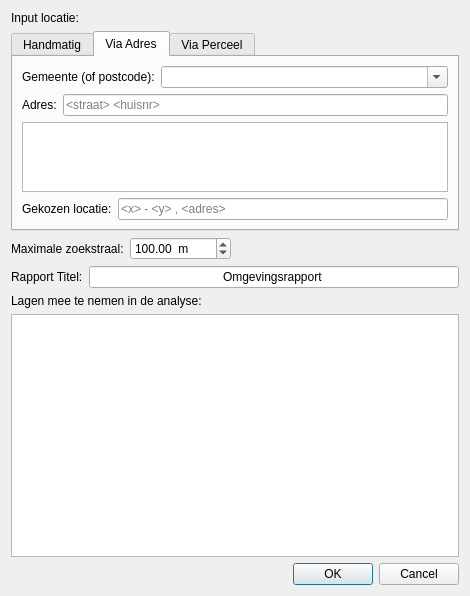
Above: ui_OmgevingsAnalyseDlg.ui from milieuinfo/OmgevingsAnalyse before the change. Below: the same form after it.
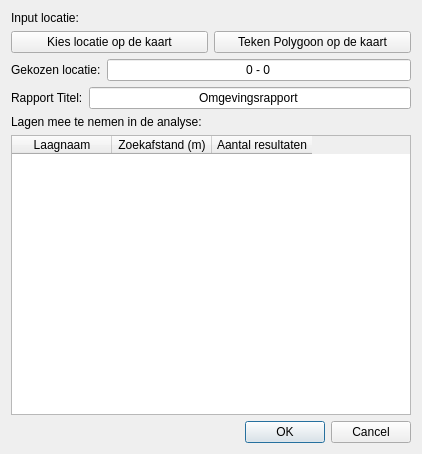
That is the form after the change. Icons and pictures are not drawn.

What changed in the file:
```diff
--- a/ui_OmgevingsAnalyseDlg.ui
+++ b/ui_OmgevingsAnalyseDlg.ui
@@ -6,8 +6,8 @@
    <rect>
     <x>0</x>
     <y>0</y>
-    <width>470</width>
-    <height>596</height>
+    <width>422</width>
+    <height>454</height>
    </rect>
   </property>
   <property name="windowTitle">
@@ -17,7 +17,7 @@
    <iconset resource="resources.qrc">
     <normaloff>:/plugins/OmgevingsAnalyse/img/icon.png</normaloff>:/plugins/OmgevingsAnalyse/img/icon.png</iconset>
   </property>
-  <layout class="QVBoxLayout" name="verticalLayout_3">
+  <layout class="QVBoxLayout" name="verticalLayout">
    <item>
     <widget class="QLabel" name="label_2">
      <property name="text">
@@ -26,205 +26,45 @@
     </widget>
    </item>
    <item>
-    <widget class="QTabWidget" name="inputLocationTabs">
-     <property name="maximumSize">
-      <size>
-       <width>16777215</width>
-       <height>200</height>
-      </size>
-     </property>
-     <property name="currentIndex">
-      <number>1</number>
-     </property>
-     <widget class="QWidget" name="manualLocationTab">
-      <attribute name="title">
-       <string>Handmatig</string>
-      </attribute>
-      <layout class="QVBoxLayout" name="verticalLayout_2">
-       <item>
-        <widget class="QPushButton" name="manualLocationBtn">
-         <property name="text">
-          <string>Kies locatie op de kaart</string>
-         </property>
-        </widget>
-       </item>
-       <item>
-        <widget class="QLabel" name="label_5">
-         <property name="text">
-          <string>Gekozen locatie:</string>
-         </property>
-        </widget>
-       </item>
-       <item>
-        <widget class="QLineEdit" name="manualLocationTxt">
-         <property name="text">
-          <string>0 - 0</string>
-         </property>
-         <property name="alignment">
-          <set>Qt::AlignCenter</set>
-         </property>
-         <property name="readOnly">
-          <bool>true</bool>
-         </property>
-        </widget>
-       </item>
-       <item>
-        <spacer name="verticalSpacer">
-         <property name="orientation">
-          <enum>Qt::Vertical</enum>
-         </property>
-         <property name="sizeHint" stdset="0">
-          <size>
-           <width>20</width>
-           <height>40</height>
-          </size>
-         </property>
-        </spacer>
-       </item>
-      </layout>
-     </widget>
-     <widget class="QWidget" name="adresLocationTab">
-      <attribute name="title">
-       <string>Via Adres</string>
-      </attribute>
-      <layout class="QVBoxLayout" name="verticalLayout">
-       <item>
-        <layout class="QHBoxLayout" name="horizontalLayout_5">
-         <item>
-          <widget class="QLabel" name="label_8">
-           <property name="sizePolicy">
-            <sizepolicy hsizetype="Fixed" vsizetype="Preferred">
-             <horstretch>0</horstretch>
-             <verstretch>0</verstretch>
-            </sizepolicy>
-           </property>
-           <property name="text">
-            <string>Gemeente (of postcode):</string>
-           </property>
-          </widget>
-         </item>
-         <item>
-          <widget class="QComboBox" name="gemeenteCbx">
-           <property name="editable">
-            <bool>true</bool>
-           </property>
-          </widget>
-         </item>
-        </layout>
-       </item>
-       <item>
-        <layout class="QHBoxLayout" name="horizontalLayout_3">
-         <item>
-          <widget class="QLabel" name="label_3">
-           <property name="text">
-            <string>Adres:</string>
-           </property>
-          </widget>
-         </item>
-         <item>
-          <widget class="QLineEdit" name="adresInputText">
-           <property name="placeholderText">
-            <string>&lt;straat&gt; &lt;huisnr&gt;</string>
-           </property>
-          </widget>
-         </item>
-        </layout>
-       </item>
-       <item>
-        <widget class="QListWidget" name="adresSelectionList"/>
-       </item>
-       <item>
-        <layout class="QHBoxLayout" name="horizontalLayout_4">
-         <item>
-          <widget class="QLabel" name="label_7">
-           <property name="text">
-            <string>Gekozen locatie:</string>
-           </property>
-          </widget>
-         </item>
-         <item>
-          <widget class="QLineEdit" name="adresLocationTxt">
-           <property name="readOnly">
-            <bool>true</bool>
-           </property>
-           <property name="placeholderText">
-            <string>&lt;x&gt; - &lt;y&gt; , &lt;adres&gt;</string>
-           </property>
-          </widget>
-         </item>
-        </layout>
-       </item>
-      </layout>
-     </widget>
-     <widget class="QWidget" name="parcelLocationTab">
-      <attribute name="title">
-       <string>Via Perceel</string>
-      </attribute>
-      <layout class="QVBoxLayout" name="verticalLayout_4">
-       <item>
-        <widget class="QLabel" name="label_4">
-         <property name="text">
-          <string>TODO</string>
-         </property>
-        </widget>
-       </item>
-      </layout>
-     </widget>
-    </widget>
+    <layout class="QHBoxLayout" name="horizontalLayout_4">
+     <item>
+      <widget class="QPushButton" name="manualLocationBtn">
+       <property name="text">
+        <string>Kies locatie op de kaart</string>
+       </property>
+      </widget>
+     </item>
+     <item>
+      <widget class="QPushButton" name="polyLocationBtn">
+       <property name="text">
+        <string>Teken Polygoon op de kaart</string>
+       </property>
+      </widget>
+     </item>
+    </layout>
    </item>
    <item>
-    <layout class="QHBoxLayout" name="horizontalLayout">
+    <layout class="QHBoxLayout" name="horizontalLayout_3">
      <item>
-      <widget class="QLabel" name="searchRadiusLbl">
-       <property name="sizePolicy">
-        <sizepolicy hsizetype="Maximum" vsizetype="Preferred">
-         <horstretch>0</horstretch>
-         <verstretch>0</verstretch>
-        </sizepolicy>
-       </property>
+      <widget class="QLabel" name="label_5">
        <property name="text">
-        <string>Maximale zoekstraal:</string>
+        <string>Gekozen locatie:</string>
        </property>
       </widget>
      </item>
      <item>
-      <widget class="QDoubleSpinBox" name="searchRaduisNum">
-       <property name="sizePolicy">
-        <sizepolicy hsizetype="Fixed" vsizetype="Fixed">
-         <horstretch>0</horstretch>
-         <verstretch>0</verstretch>
-        </sizepolicy>
+      <widget class="QLineEdit" name="manualLocationTxt">
+       <property name="text">
+        <string>0 - 0</string>
        </property>
-       <property name="specialValueText">
-        <string/>
+       <property name="alignment">
+        <set>Qt::AlignCenter</set>
        </property>
-       <property name="suffix">
-        <string>  m</string>
+       <property name="readOnly">
+        <bool>true</bool>
        </property>
-       <property name="maximum">
-        <double>1000000000.000000000000000</double>
-       </property>
-       <property name="singleStep">
-        <double>50.000000000000000</double>
-       </property>
-       <property name="value">
-        <double>100.000000000000000</double>
-       </property>
       </widget>
      </item>
-     <item>
-      <spacer name="horizontalSpacer">
-       <property name="orientation">
-        <enum>Qt::Horizontal</enum>
-       </property>
-       <property name="sizeHint" stdset="0">
-        <size>
-         <width>40</width>
-         <height>20</height>
-        </size>
-       </property>
-      </spacer>
-     </item>
     </layout>
    </item>
    <item>
@@ -256,16 +96,28 @@
     </widget>
    </item>
    <item>
-    <widget class="QListWidget" name="layerList">
-     <property name="editTriggers">
-      <set>QAbstractItemView::NoEditTriggers</set>
-     </property>
-     <property name="showDropIndicator" stdset="0">
+    <widget class="QTableWidget" name="layerTbl">
+     <property name="cornerButtonEnabled">
       <bool>false</bool>
      </property>
-     <property name="selectionMode">
-      <enum>QAbstractItemView::NoSelection</enum>
-     </property>
+     <attribute name="verticalHeaderVisible">
+      <bool>false</bool>
+     </attribute>
+     <column>
+      <property name="text">
+       <string>Laagnaam</string>
+      </property>
+     </column>
+     <column>
+      <property name="text">
+       <string>Zoekafstand (m)</string>
+      </property>
+     </column>
+     <column>
+      <property name="text">
+       <string>Aantal resultaten</string>
+      </property>
+     </column>
     </widget>
    </item>
    <item>
```
